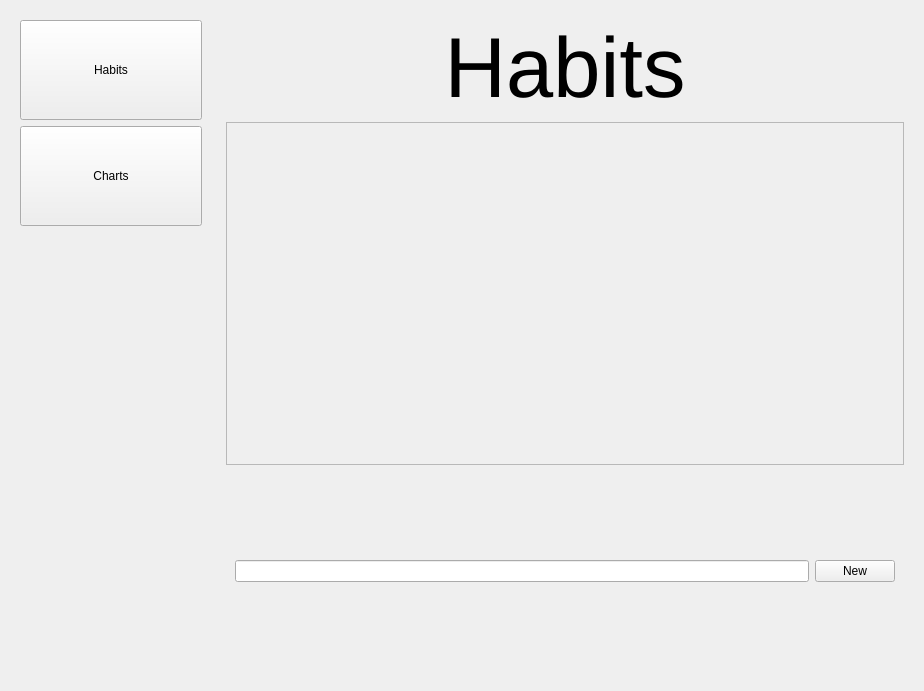
Old version of the form form.ui in the repository TTeuber/habit_tracker.
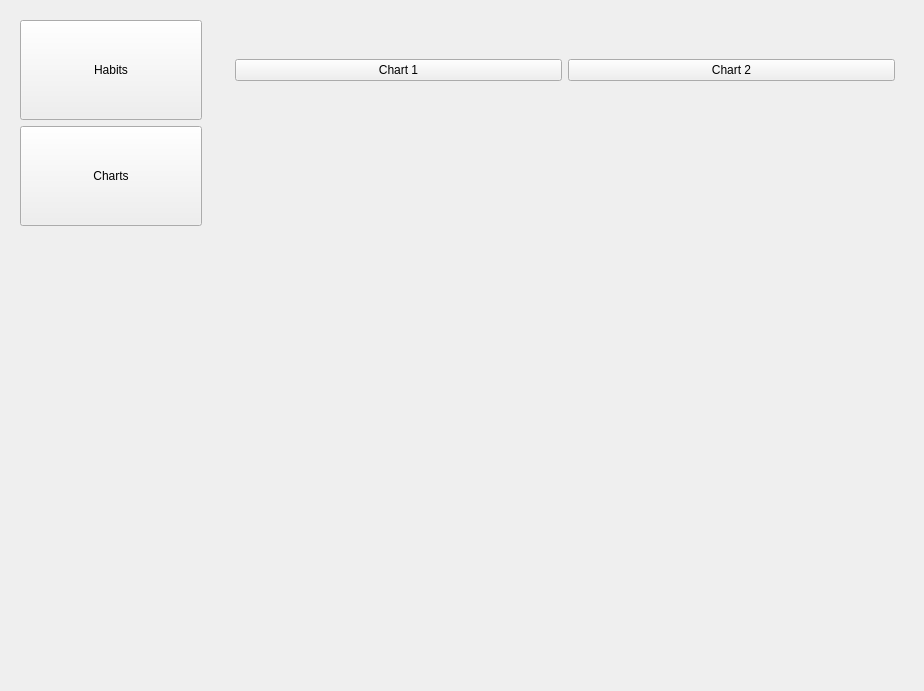
New version of the form.

```diff
--- a/form.ui
+++ b/form.ui
@@ -86,7 +86,7 @@
       </size>
      </property>
      <property name="currentIndex">
-      <number>0</number>
+      <number>1</number>
      </property>
      <widget class="QWidget" name="page">
       <layout class="QVBoxLayout" name="habit_page_layout">
@@ -167,7 +167,51 @@
        </item>
       </layout>
      </widget>
-     <widget class="QWidget" name="page_2"/>
+     <widget class="QWidget" name="graph_page">
+      <layout class="QVBoxLayout" name="verticalLayout">
+       <item>
+        <widget class="QWidget" name="widget_3" native="true">
+         <property name="sizePolicy">
+          <sizepolicy hsizetype="Preferred" vsizetype="Minimum">
+           <horstretch>0</horstretch>
+           <verstretch>0</verstretch>
+          </sizepolicy>
+         </property>
+         <property name="minimumSize">
+          <size>
+           <width>0</width>
+           <height>100</height>
+          </size>
+         </property>
+         <layout class="QHBoxLayout" name="horizontalLayout">
+          <item>
+           <widget class="QPushButton" name="bar_chart_button">
+            <property name="text">
+             <string>Chart 1</string>
+            </property>
+           </widget>
+          </item>
+          <item>
+           <widget class="QPushButton" name="line_plot_button">
+            <property name="text">
+             <string>Chart 2</string>
+            </property>
+           </widget>
+          </item>
+         </layout>
+        </widget>
+       </item>
+       <item>
+        <widget class="QStackedWidget" name="graph_stack">
+         <property name="currentIndex">
+          <number>1</number>
+         </property>
+         <widget class="QWidget" name="bar_chart_page"/>
+         <widget class="QWidget" name="line_plot_page"/>
+        </widget>
+       </item>
+      </layout>
+     </widget>
     </widget>
    </item>
   </layout>
```
Left out of the diff: 6 changed lines with no effect on the pictures.
